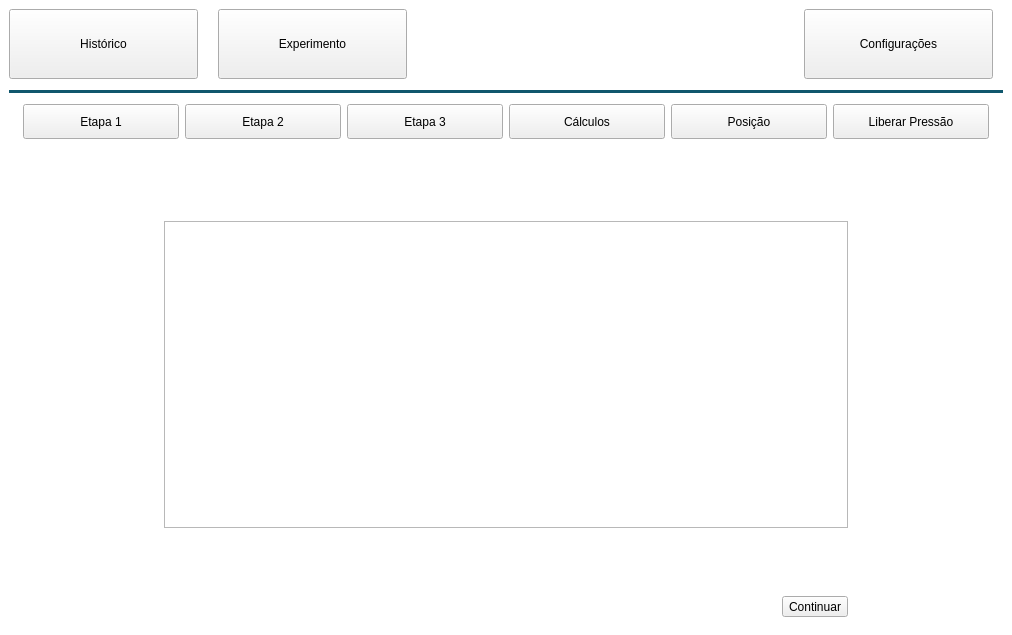
The window that Code/Interface/mainwindow.ui (Matheusodias/infralab_direct_shear_embedded_interface) describes before a commit, drawn with Qt 5.
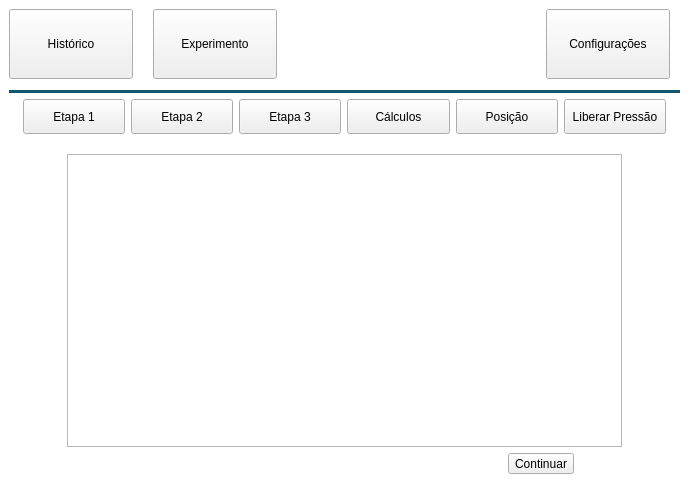
The same window after the commit. The open tabs and pages were chosen to show the change. Icons and pictures are not drawn.

Patch:
```diff
--- a/Code/Interface/mainwindow.ui
+++ b/Code/Interface/mainwindow.ui
@@ -6,8 +6,8 @@
    <rect>
     <x>0</x>
     <y>0</y>
-    <width>1012</width>
-    <height>635</height>
+    <width>689</width>
+    <height>492</height>
    </rect>
   </property>
   <property name="windowTitle">
@@ -586,7 +586,7 @@
        <property name="styleSheet">
         <string notr="true"/>
        </property>
-       <layout class="QVBoxLayout" name="verticalLayout">
+       <layout class="QVBoxLayout" name="verticalLayout" stretch="1,0,7">
         <property name="bottomMargin">
          <number>0</number>
         </property>
@@ -636,8 +636,8 @@
             </property>
             <property name="iconSize">
              <size>
-              <width>80</width>
-              <height>80</height>
+              <width>40</width>
+              <height>40</height>
              </size>
             </property>
             <property name="toolButtonStyle">
@@ -668,8 +668,8 @@
             </property>
             <property name="iconSize">
              <size>
-              <width>70</width>
-              <height>60</height>
+              <width>32</width>
+              <height>32</height>
              </size>
             </property>
             <property name="toolButtonStyle">
@@ -713,8 +713,8 @@
             </property>
             <property name="iconSize">
              <size>
-              <width>80</width>
-              <height>60</height>
+              <width>40</width>
+              <height>40</height>
              </size>
             </property>
             <property name="toolButtonStyle">
@@ -804,7 +804,7 @@
           <widget class="QWidget" name="experiment_page">
            <layout class="QVBoxLayout" name="verticalLayout_3">
             <property name="topMargin">
-             <number>5</number>
+             <number>0</number>
             </property>
             <item>
              <layout class="QHBoxLayout" name="phases_layout">
@@ -1602,22 +1602,9 @@
                </layout>
               </widget>
               <widget class="QWidget" name="calculations_page">
-               <layout class="QVBoxLayout" name="verticalLayout_5" stretch="2,10,2,2">
+               <layout class="QVBoxLayout" name="verticalLayout_5" stretch="12,1">
                 <item>
-                 <spacer name="verticalSpacer_5">
-                  <property name="orientation">
-                   <enum>Qt::Vertical</enum>
-                  </property>
-                  <property name="sizeHint" stdset="0">
-                   <size>
-                    <width>20</width>
-                    <height>40</height>
-                   </size>
-                  </property>
-                 </spacer>
-                </item>
-                <item>
-                 <layout class="QHBoxLayout" name="horizontalLayout_2" stretch="1,5,1">
+                 <layout class="QHBoxLayout" name="horizontalLayout_2" stretch="0,12,0">
                   <item>
                    <spacer name="horizontalSpacer_4">
                     <property name="orientation">
@@ -1649,19 +1636,6 @@
                   </item>
                  </layout>
                 </item>
-                <item>
-                 <spacer name="verticalSpacer_4">
-                  <property name="orientation">
-                   <enum>Qt::Vertical</enum>
-                  </property>
-                  <property name="sizeHint" stdset="0">
-                   <size>
-                    <width>20</width>
-                    <height>40</height>
-                   </size>
-                  </property>
-                 </spacer>
-                </item>
                 <item>
                  <layout class="QHBoxLayout" name="horizontalLayout_5" stretch="11,0,2">
                   <item>
```
Left out of the diff: 58 changed lines with no effect on the pictures.
